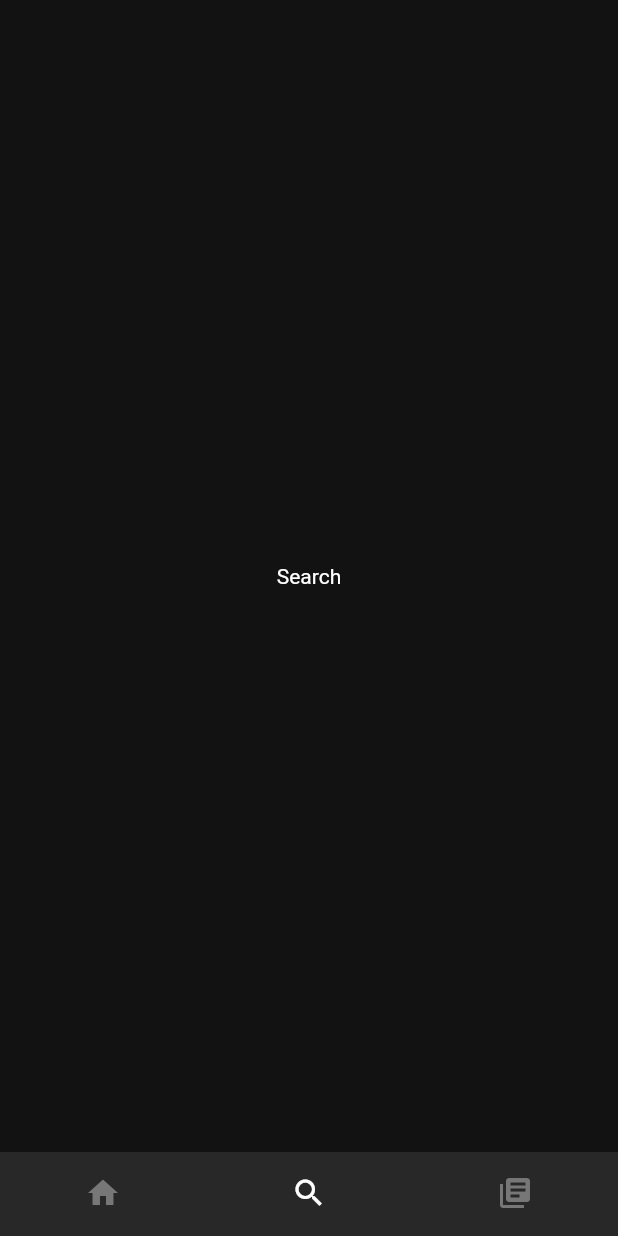
After one commit to clubgamma/Spotify-UI-Clone-Flutter, a Flutter app: the screen it shows after launch, item 2 of the bottom bar chosen, on a phone screen of 412 x 824 dp. The commit adds this screen. Run offline on Flutter 3.47's test engine with Material 2 defaults, Android fonts, the phone set to English and light mode, and no system bars.

Commit message:
added animations and lib, search screen examples

```diff
--- /dev/null
+++ b/lib/src/screens/search_screen.dart
@@ -0,0 +1,15 @@
+import 'package:flutter/material.dart';
+
+class SearchScreen extends StatelessWidget {
+  @override
+  Widget build(BuildContext context) {
+    return Container(
+      child: Center(
+        child: Text(
+          'Search',
+          style: TextStyle(color: Colors.white),
+        ),
+      ),
+    );
+  }
+}
--- a/lib/src/screens/tab_bar.dart
+++ b/lib/src/screens/tab_bar.dart
@@ -1,5 +1,8 @@
+import 'package:animations/animations.dart';
 import 'package:flutter/material.dart';
 import 'package:spotify_ui_clone/src/screens/home_screen.dart';
+import 'package:spotify_ui_clone/src/screens/library_screen.dart';
+import 'package:spotify_ui_clone/src/screens/search_screen.dart';
 
 class TabBarScreen extends StatefulWidget {
   @override
@@ -11,8 +14,8 @@ class _TabBarScreenState extends State<TabBarScreen> {
 
   List<Widget> _pageList = [
     HomeScreen(),
-    HomeScreen(),
-    HomeScreen(),
+    SearchScreen(),
+    LibScreen(),
   ];
 
   @override
@@ -31,7 +34,16 @@ class _TabBarScreenState extends State<TabBarScreen> {
   Widget build(BuildContext context) {
     return Scaffold(
       body: SafeArea(
-        child: _pageList[_currentIndex],
+        child: PageTransitionSwitcher(
+          transitionBuilder: (child, primaryAnimation, secondaryAnimation) {
+            return FadeThroughTransition(
+              animation: primaryAnimation,
+              secondaryAnimation: secondaryAnimation,
+              child: child,
+            );
+          },
+          child: _pageList[_currentIndex],
+        ),
       ),
       bottomNavigationBar: BottomNavigationBar(
         type: BottomNavigationBarType.fixed,
--- a/pubspec.yaml
+++ b/pubspec.yaml
@@ -23,11 +23,9 @@ environment:
 dependencies:
   flutter:
     sdk: flutter
+  animations:
+  cupertino_icons: ^0.1.3
 
-
-  # The following adds the Cupertino Icons font to your application.
-  # Use with the CupertinoIcons class for iOS style icons.
-  cupertino_icons: ^0.1.3
 
 dev_dependencies:
   flutter_test:
```
Also changed, not shown: lib/src/screens/library_screen.dart (added, +15 -0 lines), pubspec.lock.
